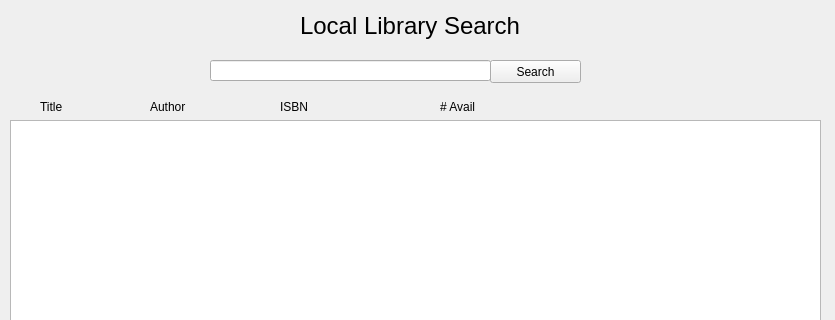
The window that LibrarySystem/searchwindow.ui (josfire18/LibrarySystem) describes before a commit, drawn with Qt 5; both pictures show x 0 to 835 and y 0 to 320 of the 835 by 555 pixel window.
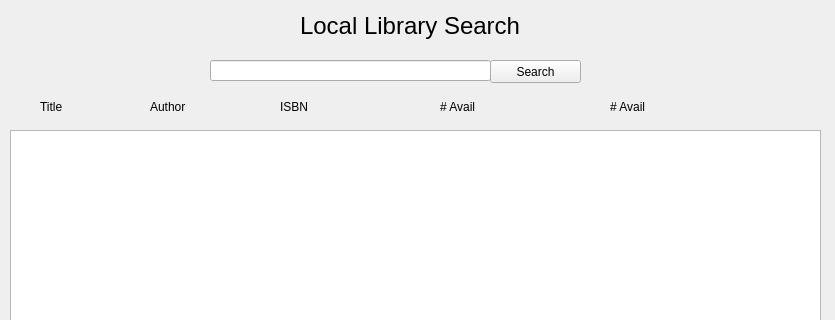
The same window after the commit.

Commit message: Finished up basic searching and results viewing

Patch:
```diff
--- a/LibrarySystem/searchwindow.ui
+++ b/LibrarySystem/searchwindow.ui
@@ -13,16 +13,6 @@
   <property name="windowTitle">
    <string>Form</string>
   </property>
-  <widget class="QTextBrowser" name="txtSearchResults">
-   <property name="geometry">
-    <rect>
-     <x>10</x>
-     <y>120</y>
-     <width>811</width>
-     <height>421</height>
-    </rect>
-   </property>
-  </widget>
   <widget class="QLineEdit" name="txtSearch">
    <property name="geometry">
     <rect>
@@ -116,6 +106,29 @@
     <string># Avail</string>
    </property>
   </widget>
+  <widget class="QLabel" name="lblInStock">
+   <property name="geometry">
+    <rect>
+     <x>610</x>
+     <y>100</y>
+     <width>47</width>
+     <height>13</height>
+    </rect>
+   </property>
+   <property name="text">
+    <string># Avail</string>
+   </property>
+  </widget>
+  <widget class="QTextEdit" name="txtSearchResults">
+   <property name="geometry">
+    <rect>
+     <x>10</x>
+     <y>130</y>
+     <width>811</width>
+     <height>411</height>
+    </rect>
+   </property>
+  </widget>
  </widget>
  <resources/>
  <connections/>
```
Left out of the diff: 8 changed lines with no effect on the pictures. The commit also changes 14 other files.
